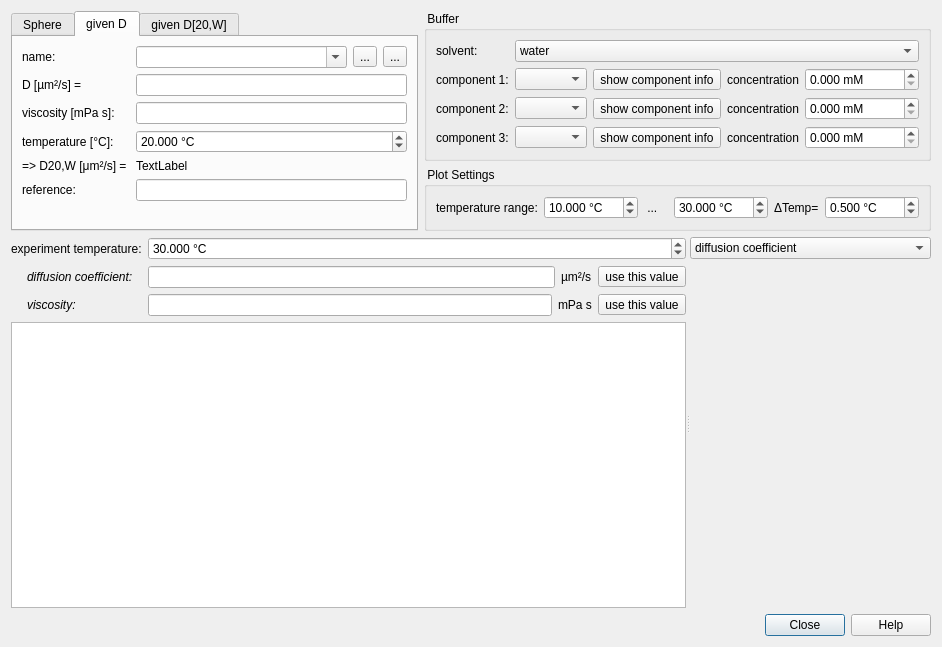
The window that plugins/calc_diffcoeff/dlgcalcdiffcoeff.ui (jkriege2/QuickFit3) describes before a commit, drawn with Qt 5.
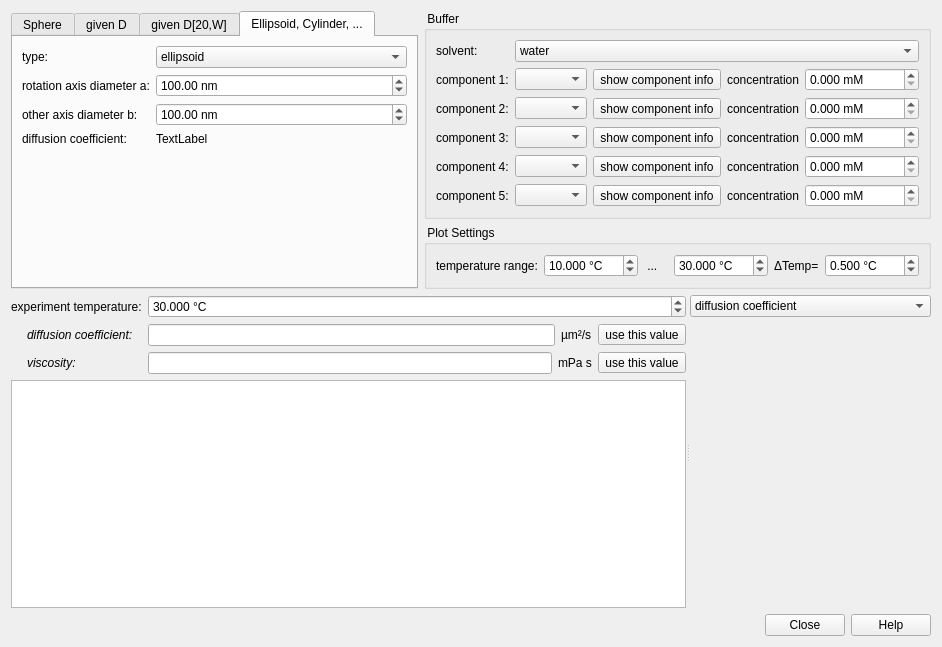
The same window after the commit. Icons and pictures are not drawn. Custom widgets are drawn as their Qt base class.

Commit message: QuickFit3/calc_diffcoeff:   - added two more solute components   - added possibility to calculate ellipsoid and cylinder diffusion coefficients   - improved documentation

```diff
--- a/plugins/calc_diffcoeff/dlgcalcdiffcoeff.ui
+++ b/plugins/calc_diffcoeff/dlgcalcdiffcoeff.ui
@@ -29,7 +29,7 @@
      <item row="0" column="0" rowspan="2">
       <widget class="QTabWidget" name="tabWidget">
        <property name="currentIndex">
-        <number>1</number>
+        <number>3</number>
        </property>
        <widget class="QWidget" name="tab">
         <attribute name="title">
@@ -205,6 +205,17 @@
          <item row="7" column="1">
           <widget class="QLineEdit" name="edtReference"/>
          </item>
+         <item row="8" column="1">
+          <widget class="QPushButton" name="btnSendEmailGivenD">
+           <property name="text">
+            <string>send my &quot;given D&quot; data to QuickFit authors</string>
+           </property>
+           <property name="icon">
+            <iconset resource="../../lib/lib.qrc">
+             <normaloff>:/lib/mail.png</normaloff>:/lib/mail.png</iconset>
+           </property>
+          </widget>
+         </item>
         </layout>
        </widget>
        <widget class="QWidget" name="givenD20W">
@@ -231,6 +242,104 @@
          </item>
         </layout>
        </widget>
+       <widget class="QWidget" name="tab_3">
+        <attribute name="title">
+         <string>Ellipsoid, Cylinder, ...</string>
+        </attribute>
+        <layout class="QFormLayout" name="formLayout_5">
+         <item row="0" column="0">
+          <widget class="QLabel" name="label_22">
+           <property name="text">
+            <string>type:</string>
+           </property>
+          </widget>
+         </item>
+         <item row="0" column="1">
+          <widget class="QComboBox" name="cmbShapeType">
+           <item>
+            <property name="text">
+             <string>ellipsoid</string>
+            </property>
+           </item>
+           <item>
+            <property name="text">
+             <string>zylinder</string>
+            </property>
+           </item>
+          </widget>
+         </item>
+         <item row="1" column="0">
+          <widget class="QLabel" name="labRotAxis">
+           <property name="text">
+            <string>rotation axis diameter a:</string>
+           </property>
+          </widget>
+         </item>
+         <item row="1" column="1">
+          <widget class="QDoubleSpinBox" name="spinRotationAxis">
+           <property name="suffix">
+            <string> nm</string>
+           </property>
+           <property name="minimum">
+            <double>0.000000000000000</double>
+           </property>
+           <property name="maximum">
+            <double>100000.000000000000000</double>
+           </property>
+           <property name="value">
+            <double>100.000000000000000</double>
+           </property>
+          </widget>
+         </item>
+         <item row="2" column="0">
+          <widget class="QLabel" name="labOtherAxis">
+           <property name="text">
+            <string>other axis diameter b:</string>
+           </property>
+          </widget>
+         </item>
+         <item row="2" column="1">
+          <widget class="QDoubleSpinBox" name="spinOtherAxis">
+           <property name="suffix">
+            <string> nm</string>
+           </property>
+           <property name="minimum">
+            <double>0.000000000000000</double>
+           </property>
+           <property name="maximum">
+            <double>100000.000000000000000</double>
+           </property>
+           <property name="value">
+            <double>100.000000000000000</double>
+           </property>
+          </widget>
+         </item>
+         <item row="3" column="0">
+          <widget class="QLabel" name="label_30">
+           <property name="text">
+            <string>diffusion coefficient:</string>
+           </property>
+          </widget>
+         </item>
+         <item row="3" column="1">
+          <widget class="QLabel" name="labShapeD">
+           <property name="text">
+            <string>TextLabel</string>
+           </property>
+          </widget>
+         </item>
+         <item row="4" column="1">
+          <widget class="QLabel" name="labShapePic">
+           <property name="text">
+            <string/>
+           </property>
+           <property name="pixmap">
+            <pixmap resource="qfediffusioncoefficientcalculator.qrc">:/calc_diffcoeff/oblate.png</pixmap>
+           </property>
+          </widget>
+         </item>
+        </layout>
+       </widget>
       </widget>
      </item>
      <item row="0" column="1">
@@ -405,6 +514,106 @@
           </property>
          </widget>
         </item>
+        <item row="4" column="0">
+         <widget class="QLabel" name="label_23">
+          <property name="text">
+           <string>component 4:</string>
+          </property>
+         </widget>
+        </item>
+        <item row="4" column="1" colspan="2">
+         <widget class="QComboBox" name="cmbCType4"/>
+        </item>
+        <item row="4" column="3">
+         <widget class="QToolButton" name="btnCHelp4">
+          <property name="toolTip">
+           <string>open a dialog with extended info on the selected component</string>
+          </property>
+          <property name="text">
+           <string>show component info</string>
+          </property>
+          <property name="icon">
+           <iconset resource="../../lib/lib.qrc">
+            <normaloff>:/lib/help.png</normaloff>:/lib/help.png</iconset>
+          </property>
+         </widget>
+        </item>
+        <item row="4" column="4">
+         <widget class="QLabel" name="label_24">
+          <property name="text">
+           <string>concentration</string>
+          </property>
+         </widget>
+        </item>
+        <item row="4" column="5" colspan="2">
+         <widget class="QDoubleSpinBox" name="spinCConcentration4">
+          <property name="suffix">
+           <string> mM</string>
+          </property>
+          <property name="decimals">
+           <number>3</number>
+          </property>
+          <property name="minimum">
+           <double>0.000000000000000</double>
+          </property>
+          <property name="maximum">
+           <double>100000.000000000000000</double>
+          </property>
+          <property name="value">
+           <double>0.000000000000000</double>
+          </property>
+         </widget>
+        </item>
+        <item row="6" column="0">
+         <widget class="QLabel" name="label_25">
+          <property name="text">
+           <string>component 5:</string>
+          </property>
+         </widget>
+        </item>
+        <item row="6" column="1" colspan="2">
+         <widget class="QComboBox" name="cmbCType5"/>
+        </item>
+        <item row="6" column="3">
+         <widget class="QToolButton" name="btnCHelp5">
+          <property name="toolTip">
+           <string>open a dialog with extended info on the selected component</string>
+          </property>
+          <property name="text">
+           <string>show component info</string>
+          </property>
+          <property name="icon">
+           <iconset resource="../../lib/lib.qrc">
+            <normaloff>:/lib/help.png</normaloff>:/lib/help.png</iconset>
+          </property>
+         </widget>
+        </item>
+        <item row="6" column="4">
+         <widget class="QLabel" name="label_26">
+          <property name="text">
+           <string>concentration</string>
+          </property>
+         </widget>
+        </item>
+        <item row="6" column="5" colspan="2">
+         <widget class="QDoubleSpinBox" name="spinCConcentration5">
+          <property name="suffix">
+           <string> mM</string>
+          </property>
+          <property name="decimals">
+           <number>3</number>
+          </property>
+          <property name="minimum">
+           <double>0.000000000000000</double>
+          </property>
+          <property name="maximum">
+           <double>100000.000000000000000</double>
+          </property>
+          <property name="value">
+           <double>0.000000000000000</double>
+          </property>
+         </widget>
+        </item>
        </layout>
       </widget>
      </item>
```
Left out of the diff: 144 changed lines with no effect on the pictures. The commit also changes 23 other files.
